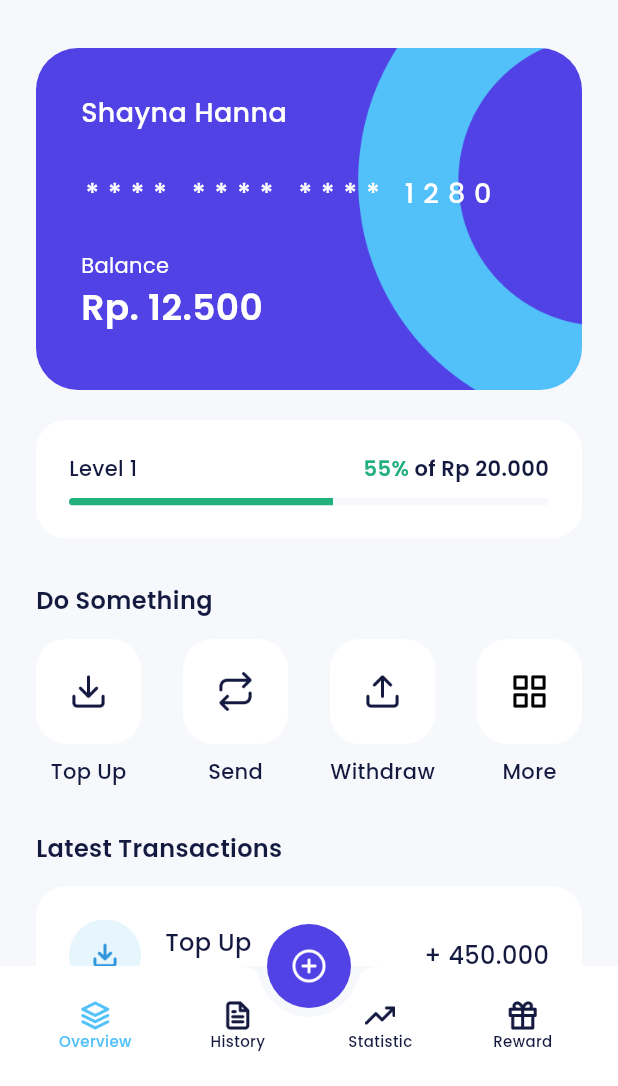
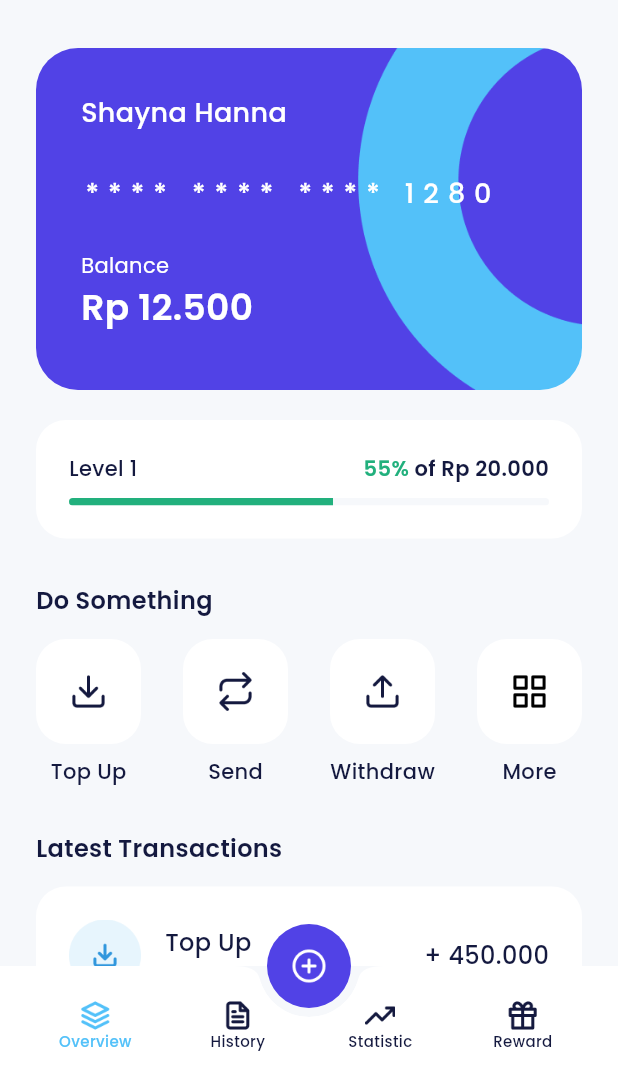
Before and after one commit to alirfanyasin/bank_sha, a Flutter app: the HomePage screen opened by its route, on a phone screen of 412 x 824 dp, the part 150-1236 px from its top. Run offline on Flutter 3.47's test engine with Material 3 defaults, Android fonts, the phone set to English and light mode, and no system bars; our stand-ins replace another_flushbar, carousel_slider, google_fonts; missing offline and left inert: dart:ffi.

Commit message:
format currency

```diff
--- a/lib/shared/shared_method.dart
+++ b/lib/shared/shared_method.dart
@@ -1,6 +1,7 @@
 import 'package:another_flushbar/flushbar.dart';
 import 'package:bank_sha/shared/theme.dart';
 import 'package:flutter/material.dart';
+import 'package:intl/intl.dart';
 // import 'package:another_flushbar/flushbar_helper.dart';
 // import 'package:another_flushbar/flushbar_route.dart';
 
@@ -12,3 +13,11 @@ void showCustomSnackbar(BuildContext context, String message) {
     duration: const Duration(seconds: 2),
   ).show(context);
 }
+
+String formatCurrency(num number, {String symbol = 'Rp '}) {
+  return NumberFormat.currency(
+    locale: 'id',
+    symbol: symbol,
+    decimalDigits: 0,
+  ).format(number);
+}
--- a/lib/ui/pages/data_provider_page.dart
+++ b/lib/ui/pages/data_provider_page.dart
@@ -1,3 +1,4 @@
+import 'package:bank_sha/shared/shared_method.dart';
 import 'package:bank_sha/shared/theme.dart';
 import 'package:bank_sha/ui/widgets/buttons.dart';
 import 'package:bank_sha/ui/widgets/data_provider_item.dart';
@@ -43,7 +44,7 @@ class DataProviderPage extends StatelessWidget {
                     ),
                   ),
                   Text(
-                    'Balance: Rp 180.000.000',
+                    'Balance: ${formatCurrency(180000000)}',
                     style: greyTextStyle.copyWith(
                       fontSize: 12,
                       fontWeight: regular,
--- a/lib/ui/pages/home_page.dart
+++ b/lib/ui/pages/home_page.dart
@@ -1,3 +1,4 @@
+import 'package:bank_sha/shared/shared_method.dart';
 import 'package:bank_sha/shared/theme.dart';
 import 'package:bank_sha/ui/widgets/home_latest_transaction_item.dart';
 import 'package:bank_sha/ui/widgets/home_service_item.dart';
@@ -226,7 +227,7 @@ class HomePage extends StatelessWidget {
             ),
           ),
           Text(
-            'Rp. 12.500',
+            formatCurrency(12500),
             style: whiteTextStyle.copyWith(
               fontSize: 24,
               fontWeight: semiBold,
@@ -265,7 +266,7 @@ class HomePage extends StatelessWidget {
                 ),
               ),
               Text(
-                'of Rp 20.000',
+                'of ${formatCurrency(20000)}',
                 style: blackTextStyle.copyWith(
                   fontSize: 14,
                   fontWeight: semiBold,
@@ -365,37 +366,37 @@ class HomePage extends StatelessWidget {
               borderRadius: BorderRadius.circular(20),
               color: whiteColor,
             ),
-            child: const Column(
+            child: Column(
               children: [
                 HomeLatestTransactionItem(
                   iconUrl: 'assets/icon_trx1.png',
                   title: 'Top Up',
                   time: 'Yesterday',
-                  value: '+ 450.000',
+                  value: '+ ${formatCurrency(450000, symbol: '')}',
                 ),
                 HomeLatestTransactionItem(
                   iconUrl: 'assets/icon_trx2.png',
                   title: 'Cashback',
                   time: 'Sep 11',
-                  value: '+ 22.000',
+                  value: '+ ${formatCurrency(22000, symbol: '')}',
                 ),
                 HomeLatestTransactionItem(
                   iconUrl: 'assets/icon_trx3.png',
                   title: 'Withdraw',
                   time: 'Sep 2',
-                  value: '- 5.000',
+                  value: '- ${formatCurrency(5000, symbol: '')}',
                 ),
                 HomeLatestTransactionItem(
                   iconUrl: 'assets/icon_trx4.png',
                   title: 'Transfer',
                   time: 'Aug 27',
-                  value: '- 123.500',
+                  value: '- ${formatCurrency(123500, symbol: '')}',
                 ),
                 HomeLatestTransactionItem(
                   iconUrl: 'assets/icon_trx5.png',
                   title: 'Electric',
                   time: 'Feb 18',
-                  value: '- 12.300.000',
+                  value: '- ${formatCurrency(12300000, symbol: '')}',
                 ),
               ],
             ),
--- a/lib/ui/widgets/data_package_item.dart
+++ b/lib/ui/widgets/data_package_item.dart
@@ -1,5 +1,6 @@
 import 'dart:ffi';
 
+import 'package:bank_sha/shared/shared_method.dart';
 import 'package:bank_sha/shared/theme.dart';
 import 'package:flutter/material.dart';
 
@@ -39,7 +40,7 @@ class DataPackageItem extends StatelessWidget {
             ),
           ),
           Text(
-            'Rp $price',
+            formatCurrency(price),
             style: greyTextStyle.copyWith(
               fontSize: 12,
               fontWeight: regular,
```
